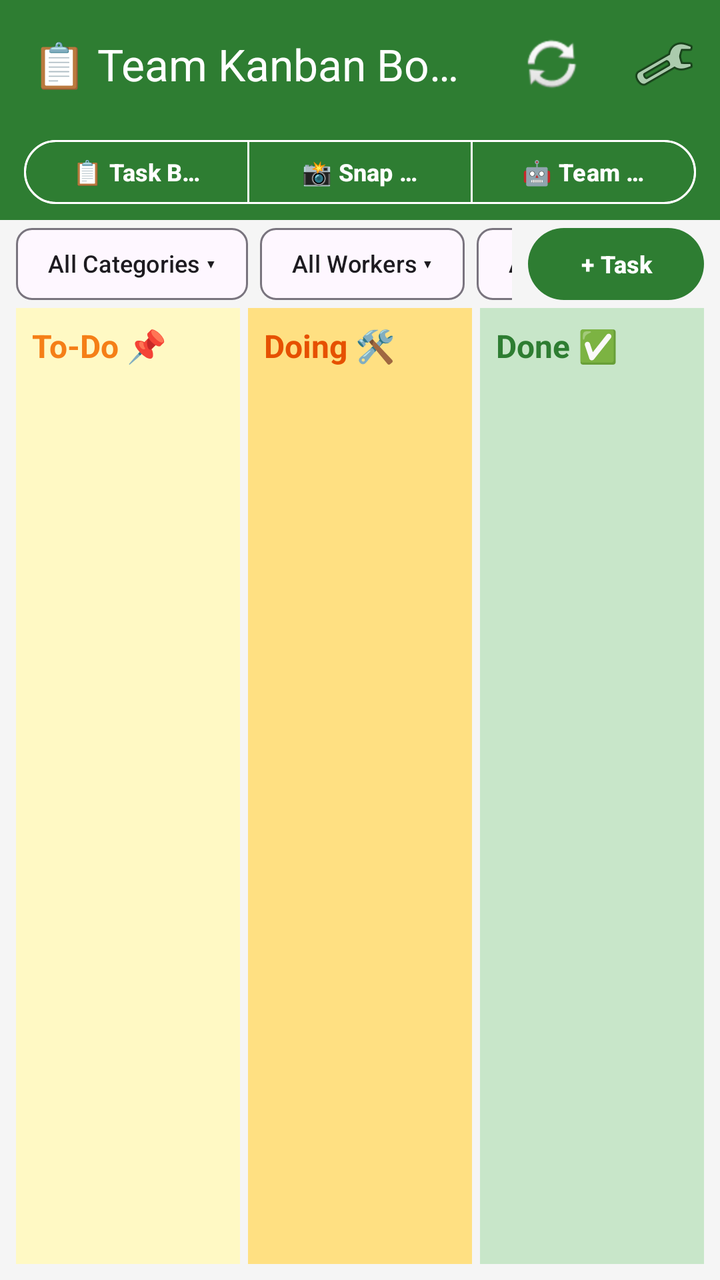
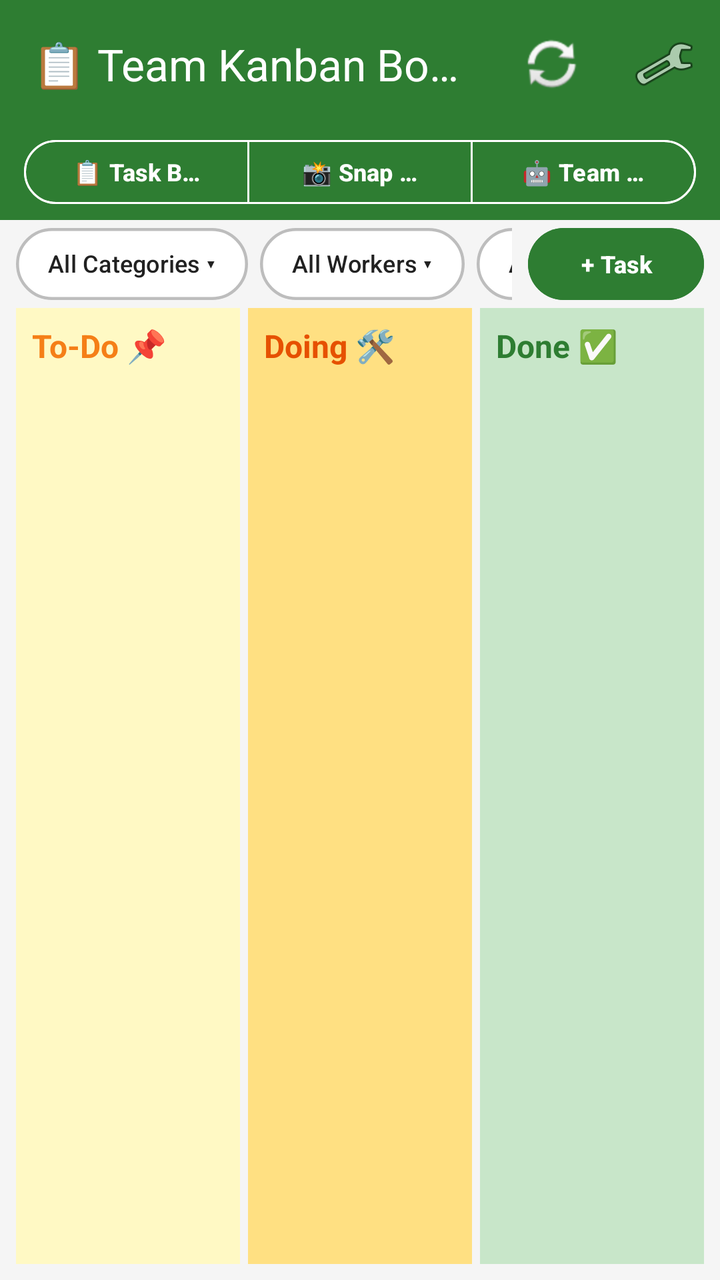

Compare the two renders of this Android layout. The source of the first and the diff that turns it into the second are given below.
<!-- AndroidManifest.xml: application theme Theme.PushToGitHub -->
<!-- res/layout/activity_kanban.xml -->
<?xml version="1.0" encoding="utf-8"?>

<LinearLayout xmlns:android="http://schemas.android.com/apk/res/android"
    xmlns:app="http://schemas.android.com/apk/res-auto"
    android:layout_width="match_parent"
    android:layout_height="match_parent"
    android:orientation="vertical"
    android:background="#F5F5F5">

    <com.google.android.material.appbar.MaterialToolbar
        android:id="@+id/toolbar"
        android:layout_width="match_parent"
        android:layout_height="?attr/actionBarSize"
        android:background="?attr/colorPrimary"
        app:title="@string/kanban_title"
        app:titleTextColor="@android:color/white"
        app:menu="@menu/time_machine_menu" />

    
    <com.google.android.material.button.MaterialButtonToggleGroup
        android:id="@+id/mainNavToggle"
        android:layout_width="match_parent"
        android:layout_height="wrap_content"
        android:paddingStart="12dp"
        android:paddingEnd="12dp"
        android:paddingTop="2dp"
        android:paddingBottom="4dp"
        android:background="?attr/colorPrimary"
        app:singleSelection="true"
        app:selectionRequired="true">

        <com.google.android.material.button.MaterialButton
            android:id="@+id/navTaskBoard"
            style="@style/Widget.Material3.Button.OutlinedButton"
            android:layout_width="0dp"
            android:layout_height="40dp"
            android:layout_weight="1"
            android:text="📋 Task Board"
            android:textSize="12sp"
            android:textStyle="bold"
            android:textColor="@android:color/white"
            app:strokeColor="@android:color/white" />

        <com.google.android.material.button.MaterialButton
            android:id="@+id/navSnapNotes"
            style="@style/Widget.Material3.Button.OutlinedButton"
            android:layout_width="0dp"
            android:layout_height="40dp"
            android:layout_weight="1"
            android:text="📸 Snap Notes"
            android:textSize="12sp"
            android:textStyle="bold"
            android:textColor="@android:color/white"
            app:strokeColor="@android:color/white" />

        <com.google.android.material.button.MaterialButton
            android:id="@+id/navTeamCode"
            style="@style/Widget.Material3.Button.OutlinedButton"
            android:layout_width="0dp"
            android:layout_height="40dp"
            android:layout_weight="1"
            android:text="🤖 Team Code"
            android:textSize="12sp"
            android:textStyle="bold"
            android:textColor="@android:color/white"
            app:strokeColor="@android:color/white" />

    </com.google.android.material.button.MaterialButtonToggleGroup>

    
    <LinearLayout
        android:layout_width="match_parent"
        android:layout_height="wrap_content"
        android:orientation="horizontal"
        android:paddingStart="8dp"
        android:paddingEnd="8dp"
        android:paddingTop="4dp"
        android:paddingBottom="4dp"
        android:gravity="center_vertical">

        
        <HorizontalScrollView
            android:id="@+id/filterScrollView"
            android:layout_width="0dp"
            android:layout_height="wrap_content"
            android:layout_weight="1"
            android:scrollbars="none">

            <LinearLayout
                android:id="@+id/filterBarContainer"
                android:layout_width="wrap_content"
                android:layout_height="wrap_content"
                android:orientation="horizontal"
                android:gravity="center_vertical">

                
                <LinearLayout
                    android:id="@+id/filterTriggersLayout"
                    android:layout_width="wrap_content"
                    android:layout_height="wrap_content"
                    android:orientation="horizontal"
                    android:gravity="center_vertical">

                    <com.google.android.material.chip.Chip
                        android:id="@+id/btnFilterCategory"
                        style="@style/Widget.Material3.Chip.Assist"
                        android:layout_width="wrap_content"
                        android:layout_height="36dp"
                        android:layout_marginEnd="6dp"
                        android:text="All Categories ▾"
                        android:textSize="12sp"
                        android:textStyle="bold"
                        app:chipMinTouchTargetSize="0dp" />

                    <com.google.android.material.chip.Chip
                        android:id="@+id/btnFilterWorker"
                        style="@style/Widget.Material3.Chip.Assist"
                        android:layout_width="wrap_content"
                        android:layout_height="36dp"
                        android:layout_marginEnd="6dp"
                        android:text="All Workers ▾"
                        android:textSize="12sp"
                        android:textStyle="bold"
                        app:chipMinTouchTargetSize="0dp" />

                    <com.google.android.material.chip.Chip
                        android:id="@+id/btnFilterCoreValue"
                        style="@style/Widget.Material3.Chip.Assist"
                        android:layout_width="wrap_content"
                        android:layout_height="36dp"
                        android:layout_marginEnd="6dp"
                        android:text="All Core Values ▾"
                        android:textSize="12sp"
                        android:textStyle="bold"
                        app:chipMinTouchTargetSize="0dp" />

                    <com.google.android.material.chip.Chip
                        android:id="@+id/btnClearFilters"
                        style="@style/Widget.Material3.Chip.Assist"
                        android:layout_width="wrap_content"
                        android:layout_height="36dp"
                        android:layout_marginEnd="6dp"
                        android:text="✕ Clear"
                        android:textSize="11sp"
                        android:textColor="#D32F2F"
                        android:visibility="gone"
                        app:chipMinTouchTargetSize="0dp" />

                </LinearLayout>

                
                <LinearLayout
                    android:id="@+id/expandedCategoryLayout"
                    android:layout_width="wrap_content"
                    android:layout_height="wrap_content"
                    android:orientation="horizontal"
                    android:gravity="center_vertical"
                    android:visibility="gone">

                    <com.google.android.material.chip.Chip
                        android:id="@+id/btnCloseCategory"
                        style="@style/Widget.Material3.Chip.Assist"
                        android:layout_width="wrap_content"
                        android:layout_height="36dp"
                        android:layout_marginEnd="6dp"
                        android:text="Category ▴"
                        android:textSize="12sp"
                        android:textStyle="bold"
                        app:chipMinTouchTargetSize="0dp" />

                    <com.google.android.material.chip.ChipGroup
                        android:id="@+id/categoryFilterChipGroup"
                        android:layout_width="wrap_content"
                        android:layout_height="wrap_content"
                        app:singleLine="true"
                        app:singleSelection="true"
                        app:selectionRequired="true">

                        <com.google.android.material.chip.Chip
                            android:id="@+id/chipCatAll"
                            style="@style/Widget.Material3.Chip.Filter"
                            android:layout_width="wrap_content"
                            android:layout_height="36dp"
                            android:text="All"
                            android:checked="true"
                            app:chipMinTouchTargetSize="0dp" />

                        <com.google.android.material.chip.Chip
                            android:id="@+id/chipCatRobot"
                            style="@style/Widget.Material3.Chip.Filter"
                            android:layout_width="wrap_content"
                            android:layout_height="36dp"
                            android:text="🤖 Robot Game"
                            app:chipMinTouchTargetSize="0dp" />

                        <com.google.android.material.chip.Chip
                            android:id="@+id/chipCatInnovation"
                            style="@style/Widget.Material3.Chip.Filter"
                            android:layout_width="wrap_content"
                            android:layout_height="36dp"
                            android:text="💡 Innovation"
                            app:chipMinTouchTargetSize="0dp" />

                        <com.google.android.material.chip.Chip
                            android:id="@+id/chipCatGeneral"
                            style="@style/Widget.Material3.Chip.Filter"
                            android:layout_width="wrap_content"
                            android:layout_height="36dp"
                            android:text="📋 General"
                            app:chipMinTouchTargetSize="0dp" />

                    </com.google.android.material.chip.ChipGroup>

                </LinearLayout>

                
                <LinearLayout
                    android:id="@+id/expandedWorkerLayout"
                    android:layout_width="wrap_content"
                    android:layout_height="wrap_content"
                    android:orientation="horizontal"
                    android:gravity="center_vertical"
                    android:visibility="gone">

                    <com.google.android.material.chip.Chip
                        android:id="@+id/btnCloseWorker"
                        style="@style/Widget.Material3.Chip.Assist"
                        android:layout_width="wrap_content"
                        android:layout_height="36dp"
                        android:layout_marginEnd="6dp"
                        android:text="Worker ▴"
                        android:textSize="12sp"
                        android:textStyle="bold"
                        app:chipMinTouchTargetSize="0dp" />

                    <com.google.android.material.chip.ChipGroup
                        android:id="@+id/ownerFilterChipGroup"
                        android:layout_width="wrap_content"
                        android:layout_height="wrap_content"
                        app:singleLine="true"
                        app:singleSelection="true"
                        app:selectionRequired="false" />

                </LinearLayout>

                
                <LinearLayout
                    android:id="@+id/expandedCoreValueLayout"
                    android:layout_width="wrap_content"
                    android:layout_height="wrap_content"
                    android:orientation="horizontal"
                    android:gravity="center_vertical"
                    android:visibility="gone">

                    <com.google.android.material.chip.Chip
                        android:id="@+id/btnCloseCoreValue"
                        style="@style/Widget.Material3.Chip.Assist"
                        android:layout_width="wrap_content"
                        android:layout_height="36dp"
                        android:layout_marginEnd="6dp"
                        android:text="Core Value ▴"
                        android:textSize="12sp"
                        android:textStyle="bold"
                        app:chipMinTouchTargetSize="0dp" />

                    <com.google.android.material.chip.ChipGroup
                        android:id="@+id/coreValueFilterChipGroup"
                        android:layout_width="wrap_content"
                        android:layout_height="wrap_content"
                        app:singleLine="true"
                        app:singleSelection="true"
                        app:selectionRequired="false" />

                </LinearLayout>

            </LinearLayout>
        </HorizontalScrollView>

        
        <com.google.android.material.button.MaterialButton
            android:id="@+id/buttonNewStickyNote"
            style="@style/Widget.Material3.Button"
            android:layout_width="wrap_content"
            android:layout_height="36dp"
            android:layout_marginStart="8dp"
            android:text="+ Task"
            android:textSize="12sp"
            android:textStyle="bold"
            android:insetTop="0dp"
            android:insetBottom="0dp"
            android:paddingStart="10dp"
            android:paddingEnd="10dp" />

    </LinearLayout>

    <ProgressBar
        android:id="@+id/progress"
        android:layout_width="wrap_content"
        android:layout_height="wrap_content"
        android:layout_gravity="center_horizontal"
        android:visibility="gone" />

    
    <LinearLayout
        android:layout_width="match_parent"
        android:layout_height="0dp"
        android:layout_weight="1"
        android:baselineAligned="false"
        android:orientation="horizontal"
        android:paddingStart="8dp"
        android:paddingEnd="8dp"
        android:paddingBottom="8dp">

        
        <LinearLayout
            android:id="@+id/columnTodo"
            android:layout_width="0dp"
            android:layout_height="match_parent"
            android:layout_weight="1"
            android:orientation="vertical"
            android:background="#FFF9C4"
            android:padding="8dp"
            android:layout_marginEnd="4dp">

            <TextView
                android:layout_width="match_parent"
                android:layout_height="wrap_content"
                android:text="@string/column_todo"
                android:textSize="16sp"
                android:textStyle="bold"
                android:textColor="#F57F17"
                android:paddingBottom="8dp" />

            <androidx.recyclerview.widget.RecyclerView
                android:id="@+id/recyclerTodo"
                android:layout_width="match_parent"
                android:layout_height="match_parent"
                app:layoutManager="androidx.recyclerview.widget.LinearLayoutManager" />
        </LinearLayout>

        
        <LinearLayout
            android:id="@+id/columnDoing"
            android:layout_width="0dp"
            android:layout_height="match_parent"
            android:layout_weight="1"
            android:orientation="vertical"
            android:background="#FFE082"
            android:padding="8dp"
            android:layout_marginEnd="4dp">

            <TextView
                android:layout_width="match_parent"
                android:layout_height="wrap_content"
                android:text="@string/column_doing"
                android:textSize="16sp"
                android:textStyle="bold"
                android:textColor="#E65100"
                android:paddingBottom="8dp" />

            <androidx.recyclerview.widget.RecyclerView
                android:id="@+id/recyclerDoing"
                android:layout_width="match_parent"
                android:layout_height="match_parent"
                app:layoutManager="androidx.recyclerview.widget.LinearLayoutManager" />
        </LinearLayout>

        
        <LinearLayout
            android:id="@+id/columnDone"
            android:layout_width="0dp"
            android:layout_height="match_parent"
            android:layout_weight="1"
            android:orientation="vertical"
            android:background="#C8E6C9"
            android:padding="8dp">

            <TextView
                android:layout_width="match_parent"
                android:layout_height="wrap_content"
                android:text="@string/column_done"
                android:textSize="16sp"
                android:textStyle="bold"
                android:textColor="#2E7D32"
                android:paddingBottom="8dp" />

            <androidx.recyclerview.widget.RecyclerView
                android:id="@+id/recyclerDone"
                android:layout_width="match_parent"
                android:layout_height="match_parent"
                app:layoutManager="androidx.recyclerview.widget.LinearLayoutManager" />
        </LinearLayout>

    </LinearLayout>

</LinearLayout>
<!-- resources referenced by this layout -->
<resources>
  <string name="column_doing">Doing 🛠️</string>
  <string name="column_done">Done ✅</string>
  <string name="column_todo">To-Do 📌</string>
  <string name="kanban_title">📋 Team Kanban Board</string>
  <style name="Theme.PushToGitHub" parent="Theme.Material3.DayNight.NoActionBar">
          <item name="colorPrimary">@color/brand_primary</item>
          <item name="colorOnPrimary">@color/white</item>
          <item name="android:statusBarColor">@color/brand_primary</item>
      </style>
  <color name="brand_primary">#2E7D32</color>
  <color name="white">#FFFFFF</color>
</resources>

<!-- the commit's change to res/layout/activity_kanban.xml (unified diff, before → after) -->
@@ -110,6 +110,11 @@
                         android:text="All Categories ▾"
                         android:textSize="12sp"
                         android:textStyle="bold"
+                        android:textColor="#212121"
+                        app:chipBackgroundColor="@android:color/white"
+                        app:chipStrokeColor="#BDBDBD"
+                        app:chipStrokeWidth="1.5dp"
+                        app:chipCornerRadius="18dp"
                         app:chipMinTouchTargetSize="0dp" />
 
                     <com.google.android.material.chip.Chip
@@ -121,6 +126,11 @@
                         android:text="All Workers ▾"
                         android:textSize="12sp"
                         android:textStyle="bold"
+                        android:textColor="#212121"
+                        app:chipBackgroundColor="@android:color/white"
+                        app:chipStrokeColor="#BDBDBD"
+                        app:chipStrokeWidth="1.5dp"
+                        app:chipCornerRadius="18dp"
                         app:chipMinTouchTargetSize="0dp" />
 
                     <com.google.android.material.chip.Chip
@@ -132,6 +142,11 @@
                         android:text="All Core Values ▾"
                         android:textSize="12sp"
                         android:textStyle="bold"
+                        android:textColor="#212121"
+                        app:chipBackgroundColor="@android:color/white"
+                        app:chipStrokeColor="#BDBDBD"
+                        app:chipStrokeWidth="1.5dp"
+                        app:chipCornerRadius="18dp"
                         app:chipMinTouchTargetSize="0dp" />
 
                     <com.google.android.material.chip.Chip
@@ -143,6 +158,9 @@
                         android:text="✕ Clear"
                         android:textSize="11sp"
                         android:textColor="#D32F2F"
+                        app:chipBackgroundColor="#FFEBEE"
+                        app:chipStrokeColor="#EF9A9A"
+                        app:chipStrokeWidth="1dp"
                         android:visibility="gone"
                         app:chipMinTouchTargetSize="0dp" />
 
@@ -166,6 +184,11 @@
                         android:text="Category ▴"
                         android:textSize="12sp"
                         android:textStyle="bold"
+                        android:textColor="@android:color/white"
+                        app:chipBackgroundColor="@color/brand_primary"
+                        app:chipStrokeColor="@color/brand_primary"
+                        app:chipStrokeWidth="1.5dp"
+                        app:chipCornerRadius="18dp"
                         app:chipMinTouchTargetSize="0dp" />
 
                     <com.google.android.material.chip.ChipGroup
@@ -183,6 +206,10 @@
                             android:layout_height="36dp"
                             android:text="All"
                             android:checked="true"
+                            android:textColor="#212121"
+                            app:chipBackgroundColor="@android:color/white"
+                            app:chipStrokeColor="#BDBDBD"
+                            app:chipStrokeWidth="1.5dp"
                             app:chipMinTouchTargetSize="0dp" />
 
                         <com.google.android.material.chip.Chip
@@ -191,6 +218,10 @@
                             android:layout_width="wrap_content"
                             android:layout_height="36dp"
                             android:text="🤖 Robot Game"
+                            android:textColor="#212121"
+                            app:chipBackgroundColor="@android:color/white"
+                            app:chipStrokeColor="#BDBDBD"
+                            app:chipStrokeWidth="1.5dp"
                             app:chipMinTouchTargetSize="0dp" />
 
                         <com.google.android.material.chip.Chip
@@ -199,6 +230,10 @@
                             android:layout_width="wrap_content"
                             android:layout_height="36dp"
                             android:text="💡 Innovation"
+                            android:textColor="#212121"
+                            app:chipBackgroundColor="@android:color/white"
+                            app:chipStrokeColor="#BDBDBD"
+                            app:chipStrokeWidth="1.5dp"
                             app:chipMinTouchTargetSize="0dp" />
 
                         <com.google.android.material.chip.Chip
@@ -207,6 +242,10 @@
                             android:layout_width="wrap_content"
                             android:layout_height="36dp"
                             android:text="📋 General"
+                            android:textColor="#212121"
+                            app:chipBackgroundColor="@android:color/white"
+                            app:chipStrokeColor="#BDBDBD"
+                            app:chipStrokeWidth="1.5dp"
                             app:chipMinTouchTargetSize="0dp" />
 
                     </com.google.android.material.chip.ChipGroup>
@@ -231,6 +270,11 @@
                         android:text="Worker ▴"
                         android:textSize="12sp"
                         android:textStyle="bold"
+                        android:textColor="@android:color/white"
+                        app:chipBackgroundColor="@color/brand_primary"
+                        app:chipStrokeColor="@color/brand_primary"
+                        app:chipStrokeWidth="1.5dp"
+                        app:chipCornerRadius="18dp"
                         app:chipMinTouchTargetSize="0dp" />
 
                     <com.google.android.material.chip.ChipGroup
@@ -261,6 +305,11 @@
                         android:text="Core Value ▴"
                         android:textSize="12sp"
                         android:textStyle="bold"
+                        android:textColor="@android:color/white"
+                        app:chipBackgroundColor="@color/brand_primary"
+                        app:chipStrokeColor="@color/brand_primary"
+                        app:chipStrokeWidth="1.5dp"
+                        app:chipCornerRadius="18dp"
                         app:chipMinTouchTargetSize="0dp" />
 
                     <com.google.android.material.chip.ChipGroup
@@ -286,6 +335,8 @@
             android:text="+ Task"
             android:textSize="12sp"
             android:textStyle="bold"
+            android:textColor="@android:color/white"
+            android:backgroundTint="@color/brand_primary"
             android:insetTop="0dp"
             android:insetBottom="0dp"
             android:paddingStart="10dp"
